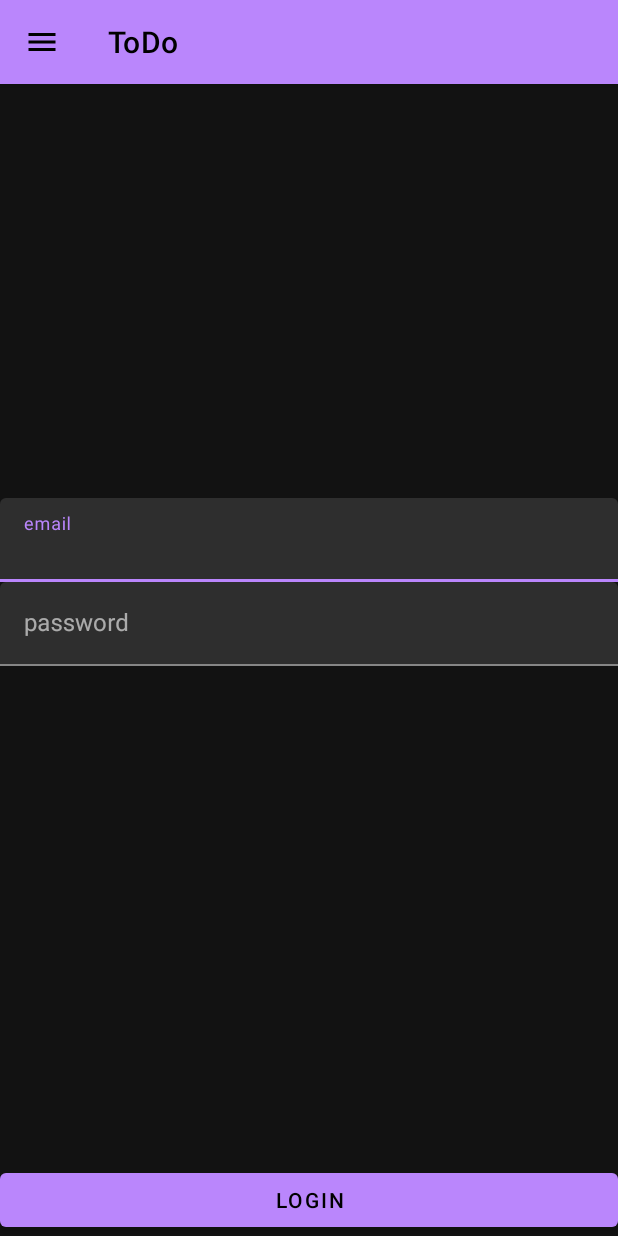
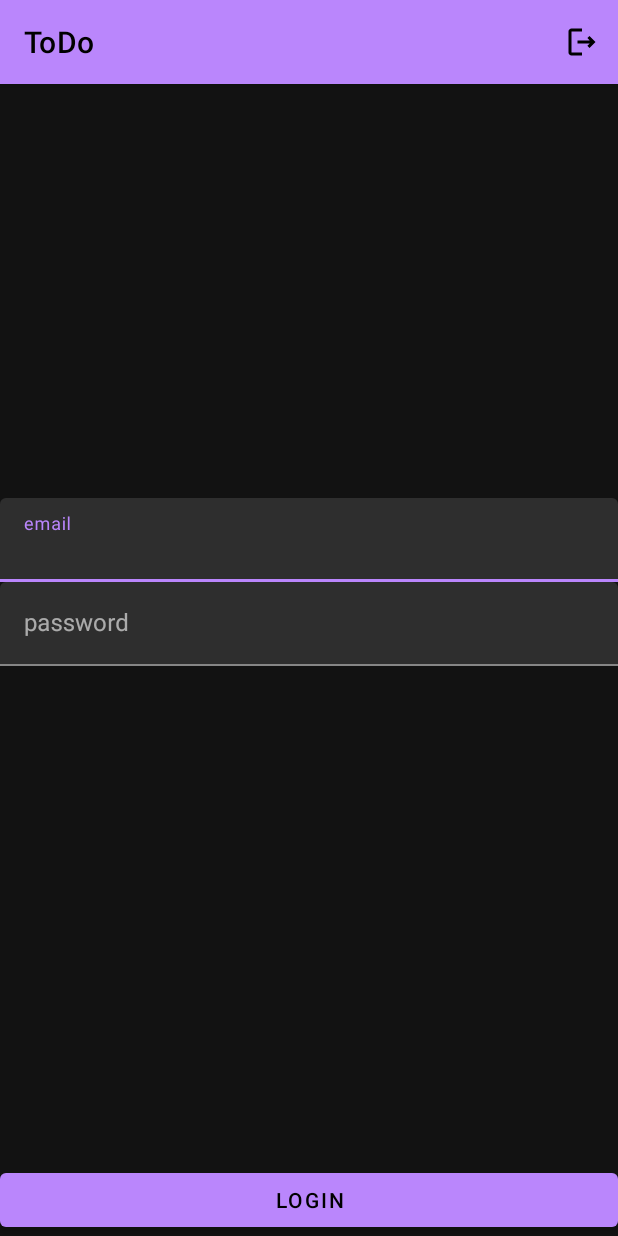
Before and after one commit to iaia/ToDo, an Android app: the screen it shows after launch (MainActivity), on a phone screen of 412 x 824 dp. Run offline under Robolectric (Android 15) with nearby library versions, the phone set to English and light mode, and no system bars; our stand-ins replace Firebase (no records; nobody signed in at launch, a user with empty details on screens opened directly), data binding.

Commit message:
Show menu

```diff
--- a/app/src/main/java/dev/iaiabot/todo/MainActivity.kt
+++ b/app/src/main/java/dev/iaiabot/todo/MainActivity.kt
@@ -1,6 +1,7 @@
 package dev.iaiabot.todo
 
 import android.os.Bundle
+import android.view.Menu
 import androidx.appcompat.app.AppCompatActivity
 import androidx.databinding.DataBindingUtil
 import dev.iaiabot.todo.databinding.ActivityMainBinding
@@ -25,4 +26,10 @@ class MainActivity : AppCompatActivity() {
             }
         }
     }
+
+    override fun onCreateOptionsMenu(menu: Menu?): Boolean {
+        menuInflater.inflate(R.menu.top_app_bar, menu)
+
+        return super.onCreateOptionsMenu(menu)
+    }
 }
--- a/app/src/main/res/layout/activity_main.xml
+++ b/app/src/main/res/layout/activity_main.xml
@@ -20,7 +20,6 @@
                 android:layout_width="match_parent"
                 android:layout_height="?attr/actionBarSize"
                 app:menu="@menu/top_app_bar"
-                app:navigationIcon="@drawable/ic_outline_menu_24"
                 app:title="ToDo" />
         </com.google.android.material.appbar.AppBarLayout>
 
```
